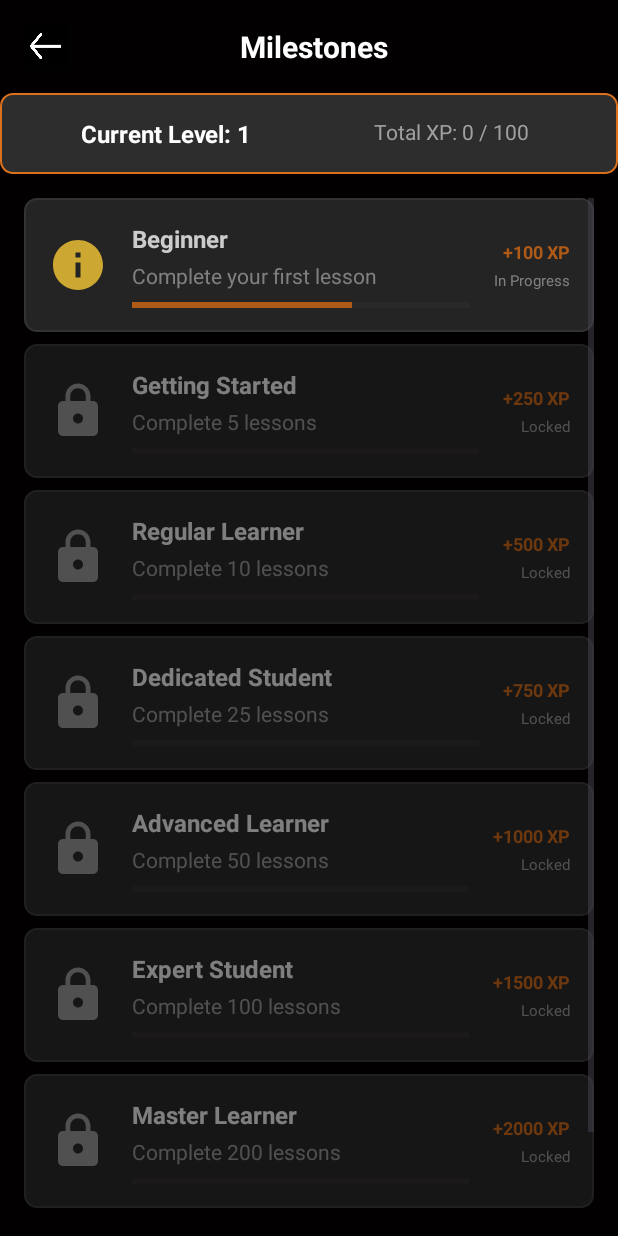
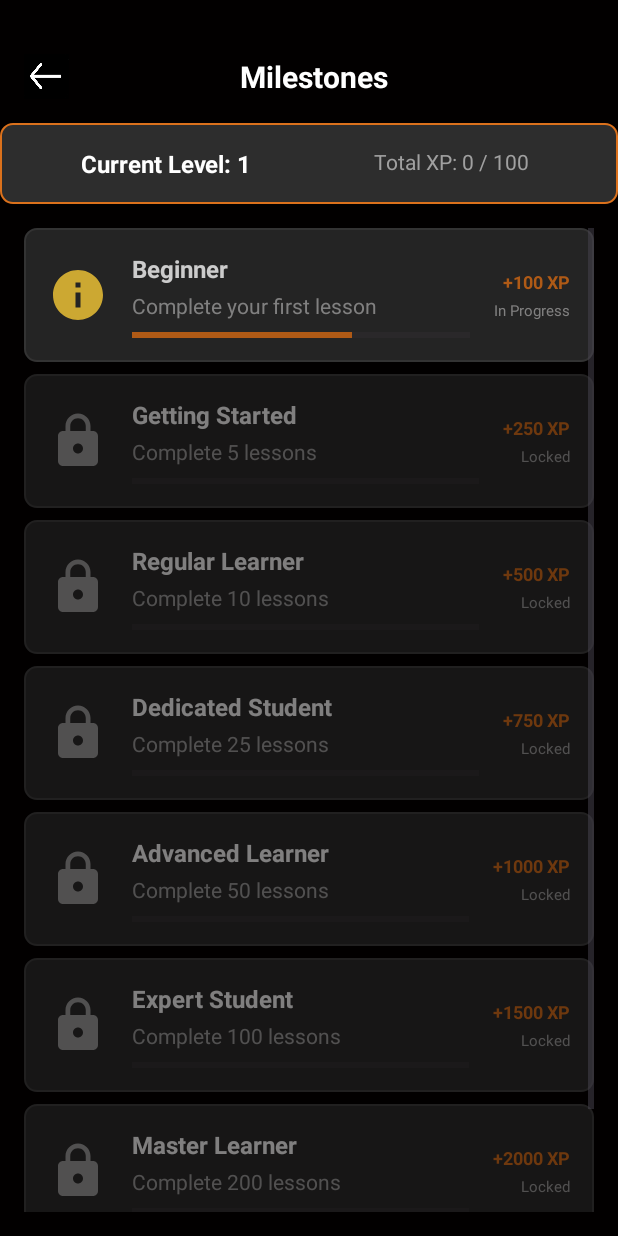
Before and after one commit to Nicholas22258/Cognify, an Android app: the MilestonesActivity screen opened directly, with no data from a screen before it, on a phone screen of 412 x 824 dp. Run offline under Robolectric (Android 15) with nearby library versions, the phone set to English and light mode, and no system bars; our stand-ins replace Firebase (no records; nobody signed in at launch, a user with empty details on screens opened directly).

Commit message:
Add files via upload

```diff
--- a/Cognify/app/src/main/res/layout/activity_badges.xml
+++ b/Cognify/app/src/main/res/layout/activity_badges.xml
@@ -15,6 +15,7 @@
     android:layout_width="match_parent"
     android:layout_height="match_parent"
     android:orientation="vertical"
+    android:paddingTop="20dp"
     android:background="@color/background_dark">
 
     <!-- Header -->
--- a/Cognify/app/src/main/res/layout/activity_milestones.xml
+++ b/Cognify/app/src/main/res/layout/activity_milestones.xml
@@ -15,6 +15,7 @@
     android:layout_width="match_parent"
     android:layout_height="match_parent"
     android:orientation="vertical"
+    android:paddingTop="20dp"
     android:background="@color/background_dark">
 
     <!-- Header -->
--- a/Cognify/app/src/main/res/layout/admin_dash.xml
+++ b/Cognify/app/src/main/res/layout/admin_dash.xml
@@ -5,6 +5,7 @@
     android:id="@+id/drawerLayout"
     android:layout_width="match_parent"
     android:layout_height="match_parent"
+    android:paddingTop="20dp"
     tools:openDrawer="start">
 
     <!-- MAIN CONTENT -->
```
